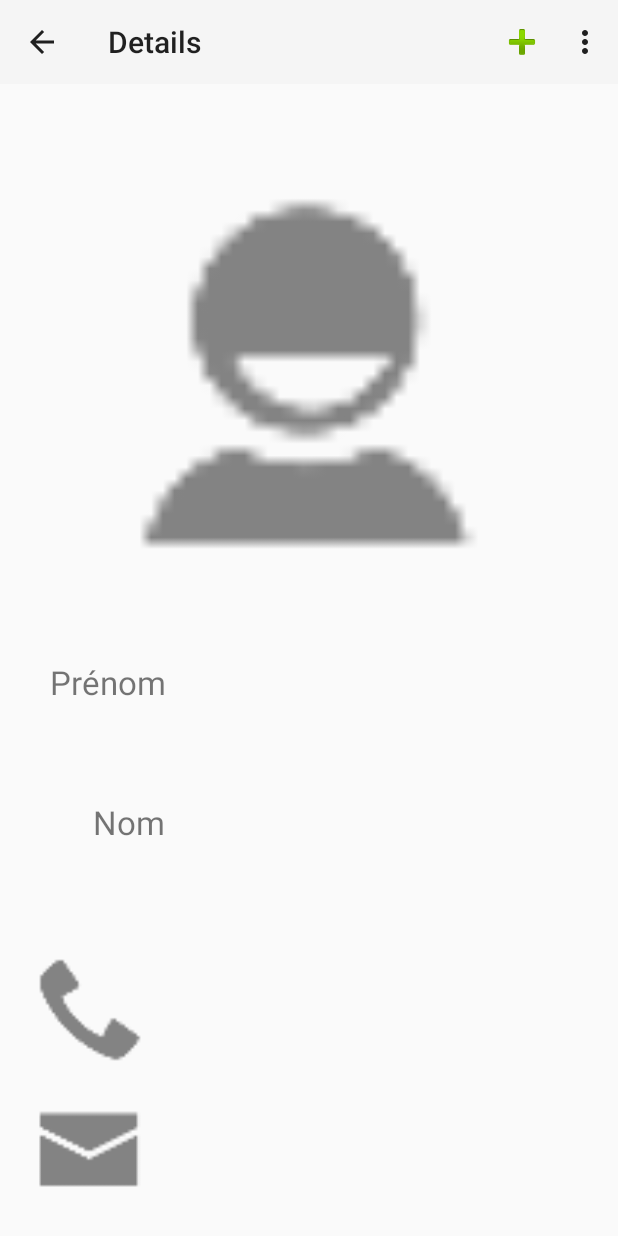
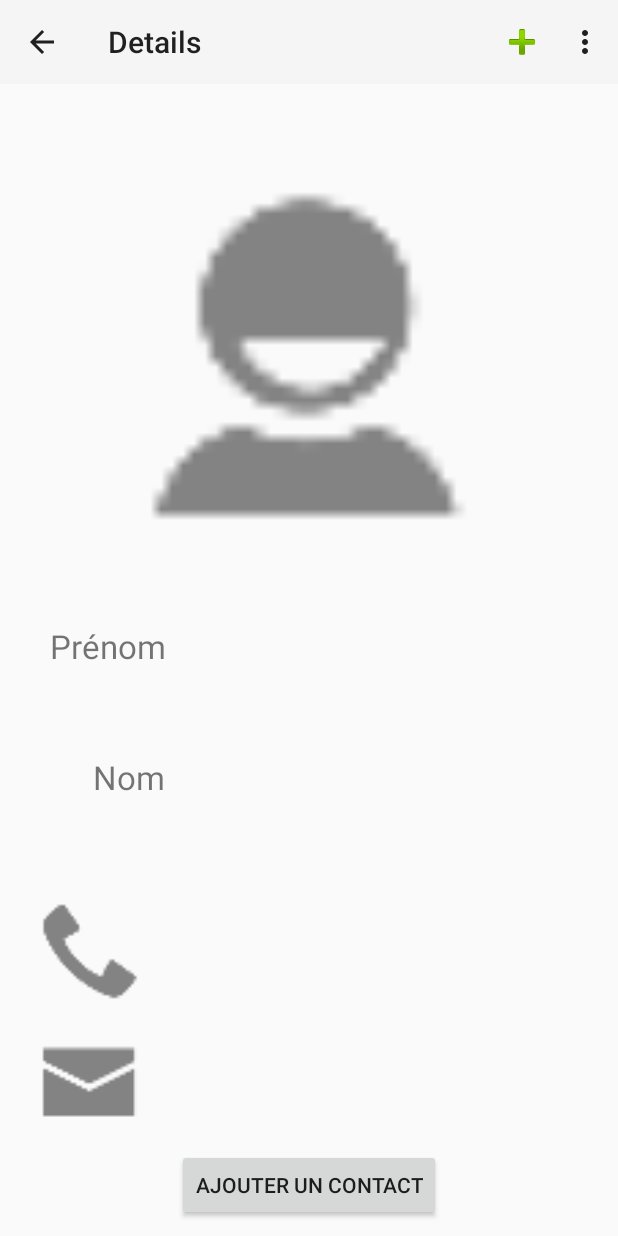
Before and after one commit to akraxx/Contacts, an Android app: the ContactDetailActivity screen opened directly, with no data from a screen before it, on a phone screen of 412 x 824 dp. Run offline under Robolectric (Android 15) with nearby library versions, the phone set to English and light mode, and no system bars; our stand-ins replace ButterKnife, Dagger/Hilt's generated code; 2 statements that could not run were skipped.

Commit message:
refactor: change ids contact details

```diff
--- a/app/src/main/java/fr/rizomm/contacts/ui/activities/ContactDetailActivity.java
+++ b/app/src/main/java/fr/rizomm/contacts/ui/activities/ContactDetailActivity.java
@@ -1,7 +1,6 @@
 package fr.rizomm.contacts.ui.activities;
 
 import android.os.Bundle;
-import android.view.Menu;
 import android.widget.TextView;
 
 import javax.inject.Inject;
@@ -18,13 +17,13 @@ import fr.rizomm.contacts.model.Contact;
 public class ContactDetailActivity extends BaseActivity {
     public static final String ARG_CONTACT = "ARG_CONTACT";
 
-    @InjectView(R.id.firstname_textview_details)
+    @InjectView(R.id.details_firstname_textview)
     TextView firstNameTextView;
-    @InjectView(R.id.lastname_textview_details)
+    @InjectView(R.id.details_lastname_textview)
     TextView lastameTextView;
-    @InjectView(R.id.mail_textview_details)
+    @InjectView(R.id.details_mail_textview)
     TextView mailTextView;
-    @InjectView(R.id.phone_textview_details)
+    @InjectView(R.id.details_phone_textview)
     TextView phoneTextView;
 
     @Inject
--- a/app/src/main/res/layout/activity_contact_details.xml
+++ b/app/src/main/res/layout/activity_contact_details.xml
@@ -5,7 +5,7 @@
 
     <include layout="@layout/toolbar" />
 
-    <LinearLayout xmlns:android="http://schemas.android.com/apk/res/android"
+    <LinearLayout
         android:layout_width="match_parent"
         android:layout_height="match_parent"
         android:orientation="vertical"
@@ -29,8 +29,7 @@
                 android:layout_height="match_parent"
                 android:textSize="22sp"
                 android:gravity="right"
-                android:text="Prénom"
-                android:id="@+id/firstname_textview_label" />
+                android:text="Prénom" />
 
             <TextView
                 android:paddingLeft="20dp"
@@ -38,7 +37,7 @@
                 android:layout_height="match_parent"
                 android:textSize="22sp"
                 android:textStyle="bold"
-                android:id="@+id/firstname_textview_details" />
+                android:id="@+id/details_firstname_textview" />
         </LinearLayout>
 
         <LinearLayout
@@ -52,8 +51,7 @@
                 android:layout_height="match_parent"
                 android:textSize="22sp"
                 android:gravity="right"
-                android:text="Nom"
-                android:id="@+id/lastname_textview_label" />
+                android:text="Nom" />
 
             <TextView
                 android:paddingLeft="20dp"
@@ -61,7 +59,7 @@
                 android:layout_height="match_parent"
                 android:textSize="22sp"
                 android:textStyle="bold"
-                android:id="@+id/lastname_textview_details" />
+                android:id="@+id/details_lastname_textview" />
         </LinearLayout>
 
         <LinearLayout
@@ -82,7 +80,7 @@
                 android:layout_height="match_parent"
                 android:textSize="22sp"
                 android:textStyle="bold"
-                android:id="@+id/phone_textview_details" />
+                android:id="@+id/details_phone_textview" />
         </LinearLayout>
 
         <LinearLayout
@@ -103,8 +101,16 @@
                 android:layout_height="match_parent"
                 android:textSize="22sp"
                 android:textStyle="bold"
-                android:id="@+id/mail_textview_details" />
+                android:id="@+id/details_mail_textview" />
         </LinearLayout>
+
+        <Button
+            android:layout_gravity="center"
+            android:layout_width="wrap_content"
+            android:layout_height="wrap_content"
+            android:id="@+id/details_add_new_contact"
+            android:text="Ajouter un contact"
+            />
     </LinearLayout>
 
 </LinearLayout>
```
